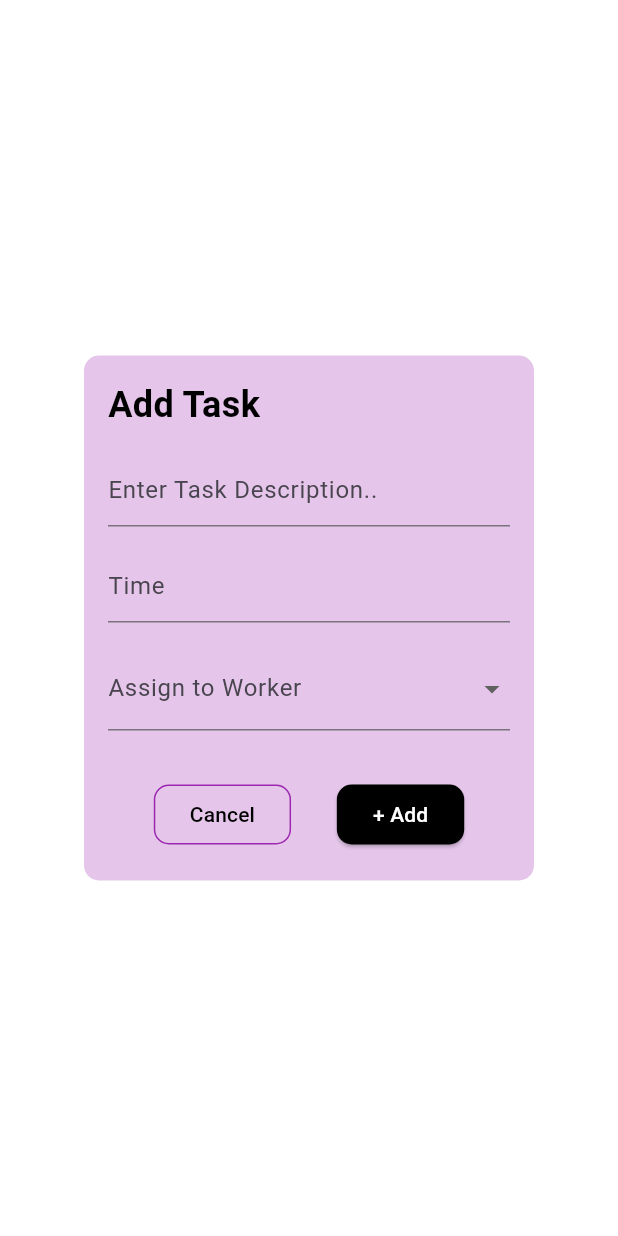
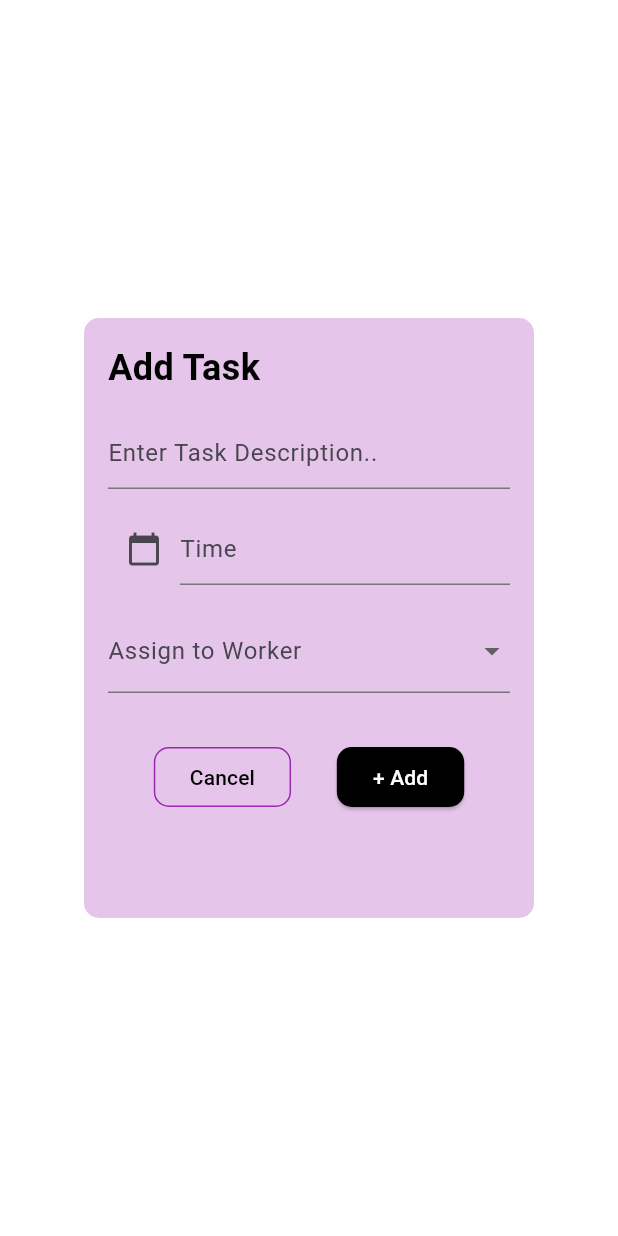
Before and after one commit to JashobeamKayiwa/TaskIT, a Flutter app: the Tasker screen opened by its route, after a tap on "+ Add Task", on a phone screen of 412 x 824 dp. Run offline on Flutter 3.47's test engine with Material 3 defaults, Android fonts, the phone set to English and light mode, and no system bars; our stand-ins replace flutter_slidable, hive, hive_flutter; accounts and stored records are empty.

Commit message:
progress on the task display

```diff
--- a/task_it/lib/data/database.dart
+++ b/task_it/lib/data/database.dart
@@ -2,7 +2,7 @@ import 'package:hive_flutter/hive_flutter.dart';
 
 class ToDoDataBase {
   List toDoList = [];
-  List Personal = [];
+  List Personal = [["dig","2",false,"job"],];
 
   //hive box
   final MyBox = Hive.box("my_box");
--- /dev/null
+++ b/task_it/lib/data/task.dart
@@ -0,0 +1,17 @@
+import 'dart:ui';
+
+import 'package:hive_flutter/hive_flutter.dart';
+
+class Task {
+  String task;
+  DateTime time;
+  String assigned_to;
+
+
+  Task({
+    required this.task,
+    required this.time,
+    required this.assigned_to,
+
+  });
+}
--- a/task_it/lib/main.dart
+++ b/task_it/lib/main.dart
@@ -1,6 +1,6 @@
 import 'package:flutter/material.dart';
 import 'package:hive_flutter/hive_flutter.dart';
-import 'package:task_it/pages/add_task.dart';
+import 'package:task_it/pages/add_task_personal.dart';
 import 'package:task_it/pages/admin_home.dart';
 import 'package:task_it/pages/admin_work.dart';
 import 'package:task_it/pages/home.dart';
--- /dev/null
+++ b/task_it/lib/pages/add_task_work.dart
@@ -0,0 +1,180 @@
+import 'package:flutter/material.dart';
+import 'package:task_it/data/database.dart';
+import 'package:task_it/data/task.dart';
+
+class AddTaskWork extends StatefulWidget {
+  const AddTaskWork({super.key});
+
+  @override
+  State<AddTaskWork> createState() => _AddTaskState();
+}
+
+class _AddTaskState extends State<AddTaskWork> {
+  ToDoDataBase db = ToDoDataBase();
+  String _selectedWorker = '';
+  final List<String> _workers = ['Alice', 'Bob', 'Charlie'];
+  final task_controller = TextEditingController();
+  final time_controller = TextEditingController();
+  DateTime? combinedDateTime;
+
+  Future<void> _showDateTimePicker(BuildContext context) async {
+    final selectedDate = await showDatePicker(
+      context: context,
+      initialDate: DateTime.now(),
+      firstDate: DateTime.now(),
+      lastDate:
+          DateTime.now().add(Duration(days: 365)), // Limit to one year from now
+    );
+
+    if (selectedDate != null) {
+      final selectedTime = await showTimePicker(
+        context: context,
+        initialTime: TimeOfDay.now(),
+      );
+
+      if (selectedTime != null) {
+        final combinedDateTime = DateTime(
+          selectedDate.year,
+          selectedDate.month,
+          selectedDate.day,
+          selectedTime.hour,
+          selectedTime.minute,
+        );
+
+        time_controller.text = '${selectedTime.hour}:${selectedTime.minute}';
+        // Use `combinedDateTime` for your task time
+      }
+    }
+  }
+
+  void createNewTask() {
+    final task = Task(
+      task: task_controller.text,
+      time: combinedDateTime!,
+      assigned_to: _selectedWorker,
+    );
+    setState(() {
+      db.toDoList.add([task_controller.text, "${time_controller.text}", false, _selectedWorker]);
+    });
+    task_controller.clear();
+    time_controller.clear();
+    db.updateDataBase();
+    Navigator.of(context).pop;
+  }
+
+  void cancelNewTask() {
+    task_controller.clear();
+    time_controller.clear();
+    Navigator.of(context).pop();
+  }
+
+
+  @override
+  Widget build(BuildContext context) {
+    return Scaffold(
+      backgroundColor: Colors.white,
+      body: Center(
+        child: Container(
+          width: 300,
+          height: 400,
+          padding: EdgeInsets.all(16.0),
+          decoration: BoxDecoration(
+            color: Color.fromARGB(255, 229, 198, 234),
+            borderRadius: BorderRadius.circular(10),
+          ),
+          child: Column(
+            crossAxisAlignment: CrossAxisAlignment.start,
+            children: [
+              Text(
+                'Add Task',
+                style: TextStyle(
+                    fontSize: 24,
+                    fontWeight: FontWeight.bold,
+                    color: Colors.black),
+              ),
+              SizedBox(height: 16),
+              TextField(
+                controller: task_controller,
+                decoration: InputDecoration(
+                  hintText: 'Enter Task Description..',
+                ),
+              ),
+              SizedBox(height: 16),
+              Row(
+                children: [
+                  IconButton(
+                    icon: Icon(Icons
+                        .calendar_today), // Use an appropriate calendar icon
+                    onPressed: () {
+                      // Show date and time picker dialog
+                      _showDateTimePicker(context);
+                    },
+                  ),
+                  Expanded(
+                    child: TextField(
+                      controller: time_controller,
+                      decoration: InputDecoration(
+                        hintText: 'Time',
+                      ),
+                      readOnly: true,
+                    ),
+                  ),
+                ],
+              ),
+              SizedBox(height: 16),
+              DropdownButtonFormField<String>(
+                decoration: InputDecoration(labelText: 'Assign to Worker'),
+                value: _selectedWorker.isEmpty ? null : _selectedWorker,
+                items: _workers.map((worker) {
+                  return DropdownMenuItem<String>(
+                    value: worker,
+                    child: Text(worker),
+                  );
+                }).toList(),
+                onChanged: (newValue) {},
+                validator: (value) {
+                  if (value == null || value.isEmpty) {
+                    return 'Please select a worker';
+                  }
+                  return null;
+                },
+              ),
+              SizedBox(height: 32),
+              Row(
+                mainAxisAlignment: MainAxisAlignment.spaceEvenly,
+                children: [
+                  OutlinedButton(
+                    onPressed: cancelNewTask,
+                    child: Text(
+                      'Cancel',
+                      style: TextStyle(color: Colors.black),
+                    ),
+                    style: OutlinedButton.styleFrom(
+                      side: BorderSide(color: Colors.purple),
+                      shape: RoundedRectangleBorder(
+                        borderRadius: BorderRadius.circular(10),
+                      ),
+                    ),
+                  ),
+                  ElevatedButton(
+                    onPressed: createNewTask,
+                    child: Text(
+                      '+ Add',
+                      style: TextStyle(color: Colors.white),
+                    ),
+                    style: ElevatedButton.styleFrom(
+                      backgroundColor: Colors.black,
+                      shape: RoundedRectangleBorder(
+                        borderRadius: BorderRadius.circular(10),
+                      ),
+                    ),
+                  ),
+                ],
+              ),
+            ],
+          ),
+        ),
+      ),
+    );
+  }
+}
--- a/task_it/lib/pages/tasker.dart
+++ b/task_it/lib/pages/tasker.dart
@@ -3,7 +3,7 @@ import "package:flutter_slidable/flutter_slidable.dart";
 import "package:hive/hive.dart";
 import "package:task_it/constants/colors.dart";
 import "package:task_it/data/database.dart";
-import "package:task_it/pages/add_task.dart";
+import "package:task_it/pages/add_task_work.dart";
 import "package:task_it/pages/admin_home.dart";
 
 class Tasker extends StatefulWidget {
@@ -18,7 +18,7 @@ class _TaskerState extends State<Tasker> {
   ToDoDataBase db = ToDoDataBase();
   var _task_controller = TextEditingController();
   var _time_controller = TextEditingController();
-  String _assigned_to = "None";
+  String _assigned_to = "";
 
   @override
   void initState() {
@@ -38,39 +38,6 @@ class _TaskerState extends State<Tasker> {
     return super == other;
   }
 
-  void createNewTask() {
-    showDialog(
-      context: context,
-      builder: (context) {
-        return AddTask(
-          task_controller: _task_controller,
-          time_controller: _time_controller,
-          assigned_to: _assigned_to,
-          on_save: saveNewTask,
-          on_cancel: cancelNewTask,
-        );
-      },
-    );
-  }
-
-  void saveNewTask() {
-    setState(() {
-      db.toDoList.add([_task_controller.text, _time_controller.text, false, _assigned_to]);
-      _task_controller.clear();
-      _time_controller.clear();
-    });
-    Navigator.of(context).pop();
-    db.updateDataBase();
-  }
-
-  //cancel new task
-  void cancelNewTask() {
-    setState(() {
-      _task_controller.clear();
-      _time_controller.clear();
-    });
-    Navigator.of(context).pop();
-  }
 
   void checkBoxChanged(bool? value, int index) {
     setState(() {
@@ -145,7 +112,10 @@ class _TaskerState extends State<Tasker> {
                   ),
                 ),
                 ElevatedButton(
-                  onPressed: createNewTask,
+                  onPressed: () {
+                  Navigator.push(context,
+                      MaterialPageRoute(builder: (context) => AddTaskWork()));
+                },
                   child: Text(
                     '+ Add Task',
                     style: TextStyle(
```
Also changed, not shown: task_it/lib/pages/add_task_personal.dart (renamed from task_it/lib/pages/add_task.dart, +94 -27 lines), task_it/lib/pages/home.dart (+1 -57 lines), task_it/lib/pages/personal.dart (+7 -35 lines).
